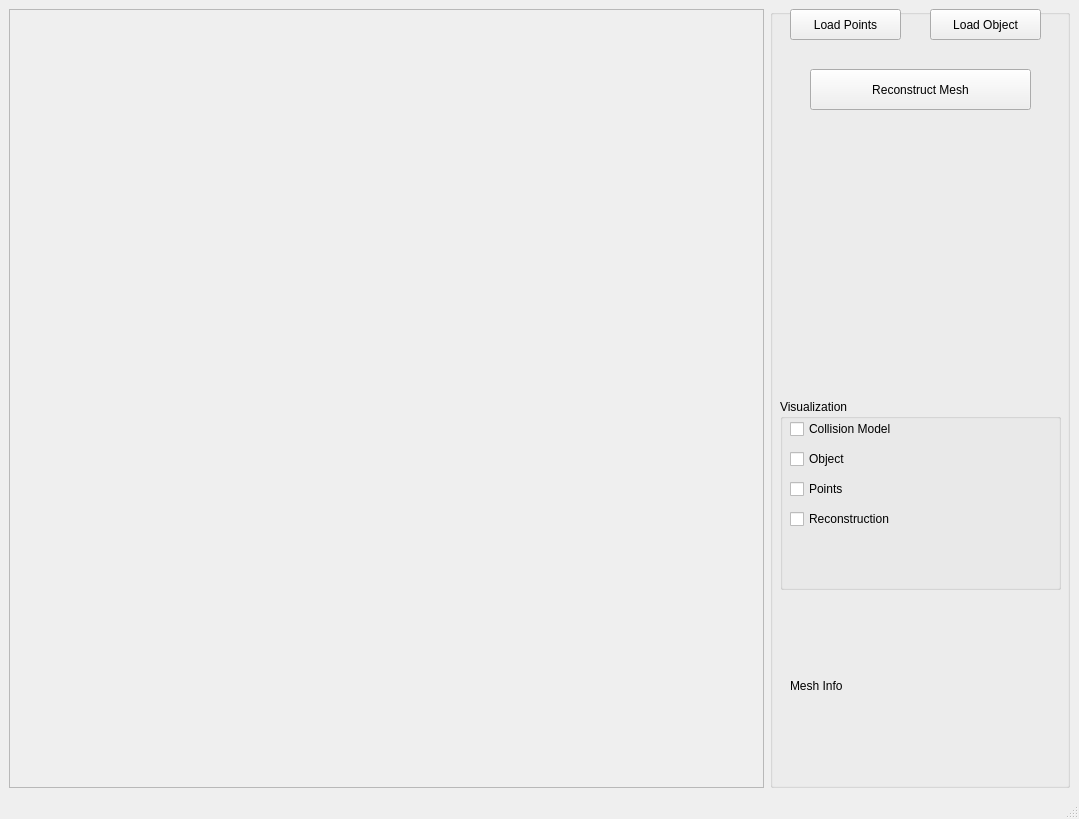
The window that Tools/MeshReconstruction/MeshReconstruction.ui (ProtolabSBRE/simox-cgal) describes before a commit, drawn with Qt 5.
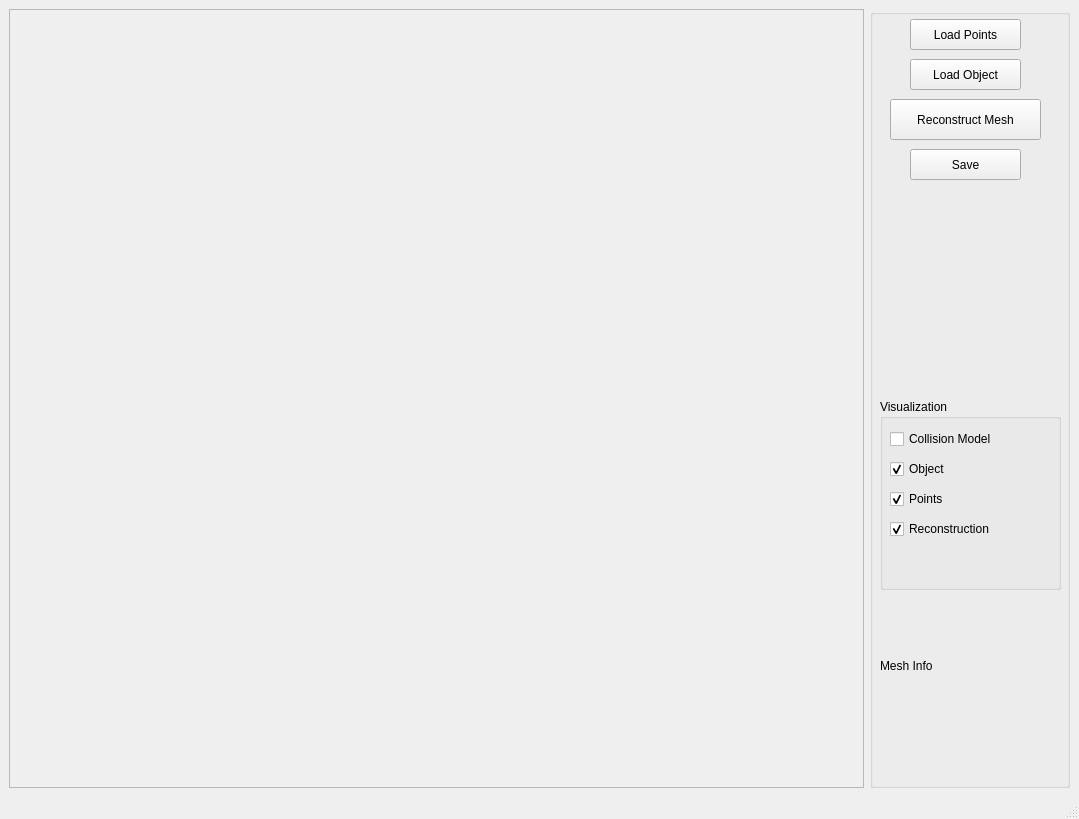
The same window after the commit.

Commit message: mesh reconstruction working

Patch:
```diff
--- a/Tools/MeshReconstruction/MeshReconstruction.ui
+++ b/Tools/MeshReconstruction/MeshReconstruction.ui
@@ -29,7 +29,7 @@
      <widget class="QGroupBox" name="groupBox">
       <property name="maximumSize">
        <size>
-        <width>300</width>
+        <width>200</width>
         <height>16777215</height>
        </size>
       </property>
@@ -39,8 +39,8 @@
       <widget class="QPushButton" name="pushButtonLoadPoints">
        <property name="geometry">
         <rect>
-         <x>20</x>
-         <y>0</y>
+         <x>40</x>
+         <y>10</y>
          <width>111</width>
          <height>31</height>
         </rect>
@@ -52,8 +52,8 @@
       <widget class="QPushButton" name="pushButtonLoadObject">
        <property name="geometry">
         <rect>
-         <x>160</x>
-         <y>0</y>
+         <x>40</x>
+         <y>50</y>
          <width>111</width>
          <height>31</height>
         </rect>
@@ -65,9 +65,9 @@
       <widget class="QLabel" name="labelInfo">
        <property name="geometry">
         <rect>
-         <x>20</x>
-         <y>670</y>
-         <width>271</width>
+         <x>10</x>
+         <y>650</y>
+         <width>171</width>
          <height>81</height>
         </rect>
        </property>
@@ -83,7 +83,7 @@
         <rect>
          <x>10</x>
          <y>390</y>
-         <width>281</width>
+         <width>181</width>
          <height>191</height>
         </rect>
        </property>
@@ -94,7 +94,7 @@
         <property name="geometry">
          <rect>
           <x>10</x>
-          <y>20</y>
+          <y>30</y>
           <width>161</width>
           <height>20</height>
          </rect>
@@ -107,7 +107,7 @@
         <property name="geometry">
          <rect>
           <x>10</x>
-          <y>50</y>
+          <y>60</y>
           <width>161</width>
           <height>20</height>
          </rect>
@@ -115,12 +115,15 @@
         <property name="text">
          <string>Object</string>
         </property>
+        <property name="checked">
+         <bool>true</bool>
+        </property>
        </widget>
        <widget class="QCheckBox" name="checkBoxPoints">
         <property name="geometry">
          <rect>
           <x>10</x>
-          <y>80</y>
+          <y>90</y>
           <width>161</width>
           <height>20</height>
          </rect>
@@ -128,12 +131,15 @@
         <property name="text">
          <string>Points</string>
         </property>
+        <property name="checked">
+         <bool>true</bool>
+        </property>
        </widget>
        <widget class="QCheckBox" name="checkBoxReconstruction">
         <property name="geometry">
          <rect>
           <x>10</x>
-          <y>110</y>
+          <y>120</y>
           <width>161</width>
           <height>20</height>
          </rect>
@@ -141,14 +147,17 @@
         <property name="text">
          <string>Reconstruction</string>
         </property>
+        <property name="checked">
+         <bool>true</bool>
+        </property>
        </widget>
       </widget>
       <widget class="QPushButton" name="pushButtonReconstruct">
        <property name="geometry">
         <rect>
-         <x>40</x>
-         <y>60</y>
-         <width>221</width>
+         <x>20</x>
+         <y>90</y>
+         <width>151</width>
          <height>41</height>
         </rect>
        </property>
@@ -156,6 +165,19 @@
         <string>Reconstruct Mesh</string>
        </property>
       </widget>
+      <widget class="QPushButton" name="pushButtonSave">
+       <property name="geometry">
+        <rect>
+         <x>40</x>
+         <y>140</y>
+         <width>111</width>
+         <height>31</height>
+        </rect>
+       </property>
+       <property name="text">
+        <string>Save</string>
+       </property>
+      </widget>
      </widget>
     </item>
    </layout>
```
Left out of the diff: 2 changed lines with no effect on the pictures. The commit also changes 8 other files.
